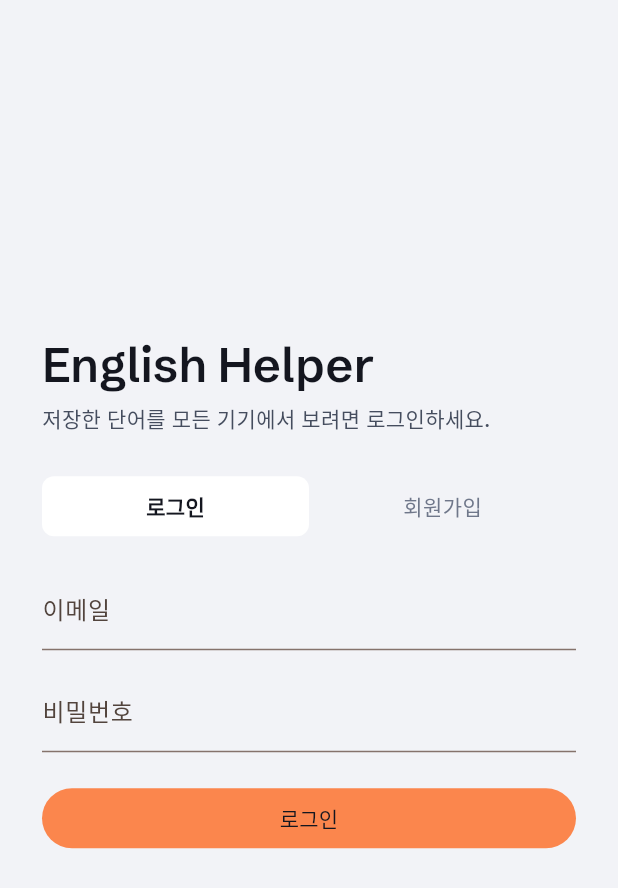
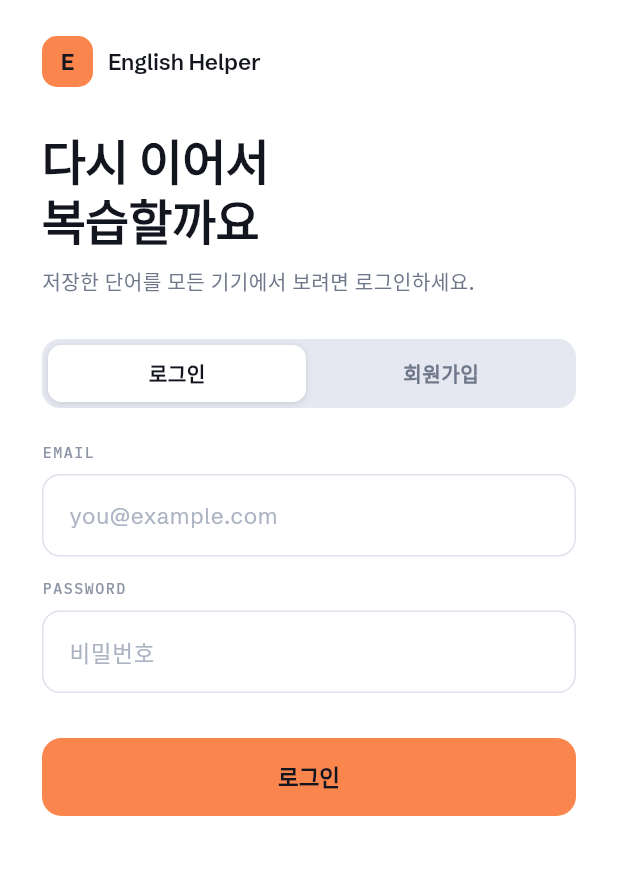
Before and after one commit to channuu/LanguageHelper, a Flutter app: the screen it shows after launch, on a phone screen of 412 x 824 dp. Shown: the top 888 px of the screen. Run offline on Flutter 3.47's test engine with Material 3 defaults, Android fonts, the phone set to English and light mode, and no system bars; our stand-ins replace cloud_firestore, file_picker, firebase_auth, firebase_core, shared_preferences, sqflite and 1 more; accounts and stored records are empty.

Commit message:
feat: rebuild the login screen on the new mockup, white app background
목업 English Helper UI.dc.html 아트보드 2a를 따른다: 브랜드 마크 + 두 줄
제목("다시 이어서\n복습할까요" / "단어를 모으는\n계정을 만들어요"), 모드에
따라 바뀌는 안내문, 회색 트랙 위 흰 알약 세그먼트 탭, EMAIL/PASSWORD 모노
라벨과 박스형 입력(라운드 12, 포커스 시 앰버 테두리), 52px 제출 버튼과
진행 중 "연결 중…" 상태.

목업의 모바일 아트보드 8개가 모두 흰 배경으로 바뀌어 AppColors.bg를
#FFFFFF로 옮겼다. 카드류는 전부 이미 border를 두르고 있어(목업도 흰 면 +
#e7eaf1 테두리) 배경만 바꾸면 된다.

목업에 있으나 구현하지 않은 것: Google 로그인, 비밀번호 찾기, 로그인 없이
둘러보기. 셋 다 뒤에 붙일 동작이 없고, 특히 '둘러보기'는 로그인 필수라는
설계와 어긋난다. 눌러도 아무 일 없는 버튼을 두느니 비워뒀다.
목업의 '비밀번호는 6자 이상이어야 합니다'는 따르지 않았다 — 오류 문구는
확장과 한 글자도 다르지 않아야 한다는 계약이 이미 있다.

Co-Authored-By: Claude Opus 5 <noreply@anthropic.com>
Claude-Session: https://claude.ai/code/session_01PxYK7uS6ULYpLg8VMKyEKX

```diff
--- a/mobile/lib/features/auth/login_screen.dart
+++ b/mobile/lib/features/auth/login_screen.dart
@@ -3,12 +3,24 @@ import 'package:flutter/material.dart';
 import '../../data/sync/auth_service.dart';
 import '../../theme/app_theme.dart';
 
+/// 목업 `English Helper UI.dc.html`의 아트보드 2a(앱 로그인)를 따른다.
+/// 목업에만 있고 아직 구현이 없는 세 가지 — Google 로그인, 비밀번호 찾기,
+/// 로그인 없이 둘러보기 — 는 넣지 않았다. 눌러도 아무 일도 없는 버튼은
+/// 없는 것만 못하고, 특히 '둘러보기'는 로그인 필수라는 설계와 어긋난다.
 class LoginScreen extends StatefulWidget {
   final AuthService authService;
   const LoginScreen({super.key, required this.authService});
 
   @override
   State<LoginScreen> createState() => _LoginScreenState();
+}
+
+/// 목업이 이 화면에서만 쓰는 값들. 전역 토큰으로 올리는 건 다른 화면도
+/// 같은 값을 쓸 때 하는 편이 낫다.
+class _Mock {
+  static const tabTrack = Color(0xFFE5E8F0);
+  static const fieldBorder = Color(0xFFDCE1EA);
+  static const error = Color(0xFFC0432C);
 }
 
 class _LoginScreenState extends State<LoginScreen> {
@@ -58,23 +70,77 @@ class _LoginScreenState extends State<LoginScreen> {
     }
   }
 
+  void _setMode(bool signUp) {
+    setState(() {
+      _signUpMode = signUp;
+      _error = null;
+    });
+  }
+
+  Widget _brand() {
+    return Row(
+      children: [
+        Container(
+          width: 34,
+          height: 34,
+          decoration: BoxDecoration(
+            color: AppColors.accent,
+            borderRadius: BorderRadius.circular(10),
+          ),
+          alignment: Alignment.center,
+          child: const Text(
+            'E',
+            style: TextStyle(
+              fontFamily: AppFonts.display,
+              fontWeight: FontWeight.w700,
+              fontSize: 15,
+              color: AppColors.ink,
+            ),
+          ),
+        ),
+        const SizedBox(width: 10),
+        const Text(
+          'English Helper',
+          style: TextStyle(
+            fontFamily: AppFonts.display,
+            fontWeight: FontWeight.w600,
+            fontSize: 15,
+            letterSpacing: -0.15,
+            color: AppColors.ink,
+          ),
+        ),
+      ],
+    );
+  }
+
   Widget _tab(String label, bool active, VoidCallback onTap) {
     return Expanded(
       child: GestureDetector(
         onTap: onTap,
         behavior: HitTestBehavior.opaque,
-        child: Container(
-          padding: const EdgeInsets.symmetric(vertical: 10),
+        child: AnimatedContainer(
+          duration: const Duration(milliseconds: 180),
+          height: 38,
           alignment: Alignment.center,
           decoration: BoxDecoration(
             color: active ? AppColors.surface : Colors.transparent,
-            borderRadius: BorderRadius.circular(8),
+            borderRadius: BorderRadius.circular(9),
+            boxShadow: active
+                ? const [
+                    BoxShadow(
+                      color: Color(0x1F14161F),
+                      blurRadius: 3,
+                      offset: Offset(0, 1),
+                    ),
+                  ]
+                : null,
           ),
           child: Text(
             label,
             style: TextStyle(
-              fontSize: 14,
-              fontWeight: active ? FontWeight.w600 : FontWeight.w400,
+              fontFamily: AppFonts.display,
+              fontSize: 13.5,
+              fontWeight: FontWeight.w600,
               color: active ? AppColors.ink : AppColors.inkTertiary,
             ),
           ),
@@ -83,65 +149,174 @@ class _LoginScreenState extends State<LoginScreen> {
     );
   }
 
+  Widget _fieldLabel(String text) {
+    return Text(
+      text,
+      style: const TextStyle(
+        fontFamily: AppFonts.mono,
+        fontSize: 10,
+        fontWeight: FontWeight.w600,
+        letterSpacing: 1.0,
+        color: AppColors.inkQuaternary,
+      ),
+    );
+  }
+
+  Widget _input({
+    required Key key,
+    required TextEditingController controller,
+    required String hint,
+    bool obscure = false,
+    TextInputType? keyboardType,
+  }) {
+    const border = OutlineInputBorder(
+      borderRadius: BorderRadius.all(Radius.circular(12)),
+      borderSide: BorderSide(color: _Mock.fieldBorder),
+    );
+    return TextField(
+      key: key,
+      controller: controller,
+      obscureText: obscure,
+      keyboardType: keyboardType,
+      autocorrect: false,
+      style: const TextStyle(
+        fontFamily: AppFonts.display,
+        fontSize: 15,
+        color: AppColors.ink,
+      ),
+      decoration: InputDecoration(
+        hintText: hint,
+        hintStyle: const TextStyle(
+          fontFamily: AppFonts.display,
+          fontSize: 15,
+          color: AppColors.inkFaint,
+        ),
+        filled: true,
+        fillColor: AppColors.surface,
+        isDense: true,
+        contentPadding: const EdgeInsets.symmetric(horizontal: 14, vertical: 16),
+        enabledBorder: border,
+        border: border,
+        focusedBorder: const OutlineInputBorder(
+          borderRadius: BorderRadius.all(Radius.circular(12)),
+          borderSide: BorderSide(color: AppColors.accent, width: 1.6),
+        ),
+      ),
+    );
+  }
+
   @override
   Widget build(BuildContext context) {
+    final title = _signUpMode ? '단어를 모으는\n계정을 만들어요' : '다시 이어서\n복습할까요';
+    final subtitle = _signUpMode
+        ? '이메일만 있으면 됩니다. 브라우저에서 저장한 단어가 바로 이어집니다.'
+        : '저장한 단어를 모든 기기에서 보려면 로그인하세요.';
+
     return Scaffold(
       body: SafeArea(
-        child: Center(
         child: SingleChildScrollView(
-            padding: const EdgeInsets.symmetric(horizontal: 28),
+          padding: const EdgeInsets.fromLTRB(28, 24, 28, 34),
           child: Column(
-              mainAxisSize: MainAxisSize.min,
             crossAxisAlignment: CrossAxisAlignment.stretch,
             children: [
-                Text('English Helper',
-                    style: Theme.of(context).textTheme.headlineLarge),
-                const SizedBox(height: 6),
-                const Text(
-                  '저장한 단어를 모든 기기에서 보려면 로그인하세요.',
-                  style: TextStyle(fontSize: 14, color: AppColors.inkSecondary),
+              _brand(),
+              const SizedBox(height: 30),
+              Text(
+                title,
+                style: const TextStyle(
+                  fontFamily: AppFonts.display,
+                  fontSize: 32,
+                  fontWeight: FontWeight.w600,
+                  height: 1.18,
+                  letterSpacing: -0.48,
+                  color: AppColors.ink,
                 ),
-                const SizedBox(height: 28),
-                Row(children: [
-                  _tab('로그인', !_signUpMode,
-                      () => setState(() { _signUpMode = false; _error = null; })),
-                  _tab('회원가입', _signUpMode,
-                      () => setState(() { _signUpMode = true; _error = null; })),
+              ),
+              const SizedBox(height: 10),
+              Text(
+                subtitle,
+                style: const TextStyle(
+                  fontFamily: AppFonts.display,
+                  fontSize: 13.5,
+                  height: 1.7,
+                  color: AppColors.inkTertiary,
+                ),
+              ),
+              const SizedBox(height: 26),
+              Container(
+                padding: const EdgeInsets.all(4),
+                decoration: BoxDecoration(
+                  color: _Mock.tabTrack,
+                  borderRadius: BorderRadius.circular(12),
+                ),
+                child: Row(children: [
+                  _tab('로그인', !_signUpMode, () => _setMode(false)),
+                  const SizedBox(width: 4),
+                  _tab('회원가입', _signUpMode, () => _setMode(true)),
                 ]),
-                const SizedBox(height: 20),
-                TextField(
+              ),
+              const SizedBox(height: 22),
+              _fieldLabel('EMAIL'),
+              const SizedBox(height: 8),
+              _input(
                 key: const Key('login-email'),
                 controller: _email,
+                hint: 'you@example.com',
                 keyboardType: TextInputType.emailAddress,
-                  autocorrect: false,
-                  decoration: const InputDecoration(labelText: '이메일'),
               ),
-                const SizedBox(height: 12),
-                TextField(
+              const SizedBox(height: 14),
+              _fieldLabel('PASSWORD'),
+              const SizedBox(height: 8),
+              _input(
                 key: const Key('login-password'),
                 controller: _password,
-                  obscureText: true,
-                  decoration: const InputDecoration(labelText: '비밀번호'),
+                hint: _signUpMode ? '6자 이상' : '비밀번호',
+                obscure: true,
               ),
-                const SizedBox(height: 20),
-                FilledButton(
+              Container(
+                constraints: const BoxConstraints(minHeight: 20),
+                margin: const EdgeInsets.only(top: 10),
+                alignment: Alignment.centerLeft,
+                child: Text(
+                  _error ?? '',
+                  style: const TextStyle(
+                    fontFamily: AppFonts.display,
+                    fontSize: 12.5,
+                    color: _Mock.error,
+                  ),
+                ),
+              ),
+              SizedBox(
+                height: 52,
+                child: FilledButton(
                   key: const Key('login-submit'),
                   onPressed: _busy ? null : _submit,
-                  child: Text(_signUpMode ? '가입하고 시작하기' : '로그인'),
+                  style: FilledButton.styleFrom(
+                    backgroundColor: AppColors.accent,
+                    foregroundColor: AppColors.ink,
+                    // 진행 중에는 목업처럼 색을 옅게 두고 라벨로 알린다.
+                    disabledBackgroundColor: const Color(0x73FB864D),
+                    disabledForegroundColor: AppColors.ink,
+                    shape: RoundedRectangleBorder(
+                      borderRadius: BorderRadius.circular(13),
                     ),
-                const SizedBox(height: 12),
-                SizedBox(
-                  height: 20,
-                  child: Text(
-                    _error ?? '',
-                    style: const TextStyle(fontSize: 13, color: Color(0xFFCC5C43)),
+                    textStyle: const TextStyle(
+                      fontFamily: AppFonts.display,
+                      fontSize: 15,
+                      fontWeight: FontWeight.w600,
+                    ),
+                  ),
+                  child: Text(_busy
+                      ? '연결 중…'
+                      : _signUpMode
+                          ? '가입하고 시작하기'
+                          : '로그인'),
                 ),
               ),
             ],
           ),
         ),
       ),
-      ),
     );
   }
 }
--- a/mobile/lib/theme/app_theme.dart
+++ b/mobile/lib/theme/app_theme.dart
@@ -12,7 +12,9 @@ import 'package:flutter/material.dart';
 class AppColors {
   AppColors._();
 
-  static const bg = Color(0xFFF2F3F7);
+  /// 목업의 모바일 아트보드는 모두 흰 배경이다. 카드는 흰 면 + border로
+  /// 구분되므로 배경만 흰색으로 바꾼다.
+  static const bg = Color(0xFFFFFFFF);
   static const surface = Color(0xFFFFFFFF);
   static const ink = Color(0xFF14161F);
   static const inkSecondary = Color(0xFF454D5E);
```
Also changed, not shown: 1 other file. Lines whose indentation alone changed are shown as unchanged.
